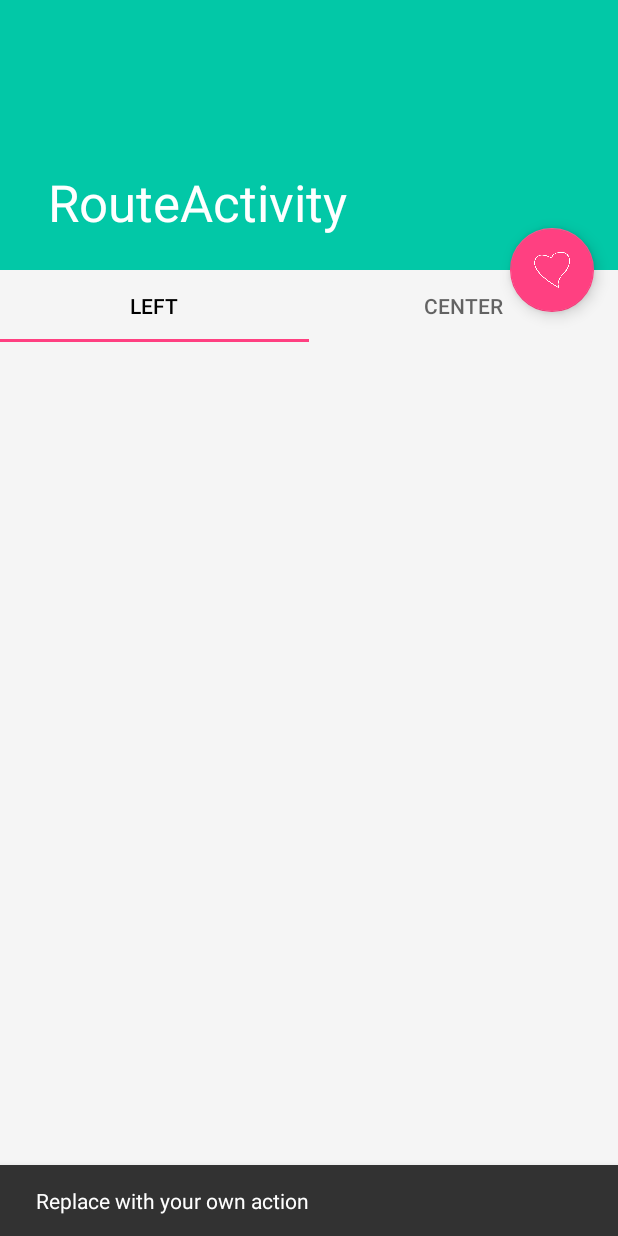
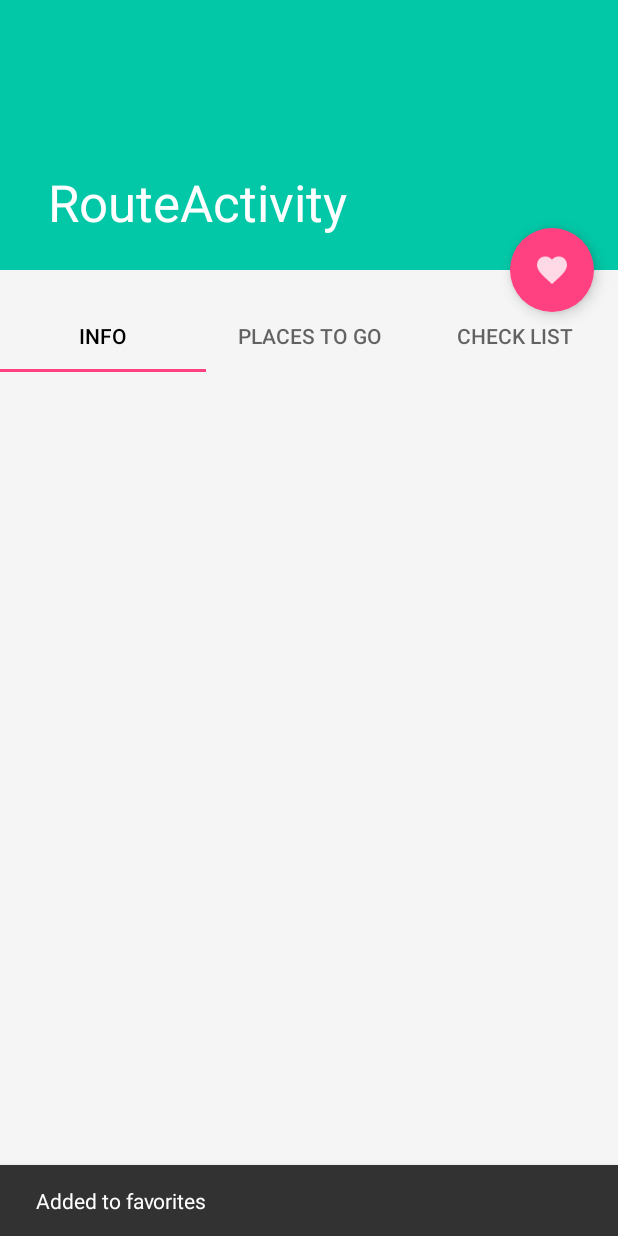
Before and after one commit to Arobce/Traversity, an Android app: the RouteActivity screen opened directly, with no data from a screen before it, after a tap on an icon or button, on a phone screen of 412 x 824 dp. Run offline under Robolectric (Android 15) with nearby library versions, the phone set to English and light mode, and no system bars; our stand-ins replace Volley; network calls fail; pictures from the network do not load.

Commit message:
Changes to route activity

```diff
--- a/app/src/main/java/com/roshan/traversity/RouteActivity.java
+++ b/app/src/main/java/com/roshan/traversity/RouteActivity.java
@@ -13,6 +13,7 @@ import android.support.design.widget.CollapsingToolbarLayout;
 import android.support.design.widget.FloatingActionButton;
 import android.support.design.widget.Snackbar;
 import android.support.design.widget.TabLayout;
+import android.support.v4.content.ContextCompat;
 import android.support.v4.view.ViewPager;
 import android.support.v7.app.AppCompatActivity;
 import android.support.v7.widget.RecyclerView;
@@ -66,12 +67,27 @@ public class RouteActivity extends AppCompatActivity {
 
         setSupportActionBar(toolbar);
 
-        FloatingActionButton fab = (FloatingActionButton) findViewById(R.id.fab);
+        final FloatingActionButton fab = (FloatingActionButton) findViewById(R.id.fab);
+        final Boolean[] addedToFavorites = {false};
         fab.setOnClickListener(new View.OnClickListener() {
             @Override
             public void onClick(View view) {
-                Snackbar.make(view, "Replace with your own action", Snackbar.LENGTH_LONG)
-                        .setAction("Action", null).show();
+
+                if(!addedToFavorites[0]) {
+                    Snackbar.make(view, "Added to favorites", Snackbar.LENGTH_LONG)
+                            .setAction("Action", null).show();
+
+                    fab.setImageDrawable(ContextCompat.getDrawable(getApplicationContext(),R.drawable.ic_fab_active));
+                    addedToFavorites[0] = true;
+                } else {
+
+                    Snackbar.make(view, "Removed from favorites", Snackbar.LENGTH_LONG)
+                            .setAction("Action", null).show();
+
+                    fab.setImageDrawable(ContextCompat.getDrawable(getApplicationContext(),R.drawable.ic_fab_inactive));
+                    addedToFavorites[0] = false;
+
+                }
             }
         });
 
--- a/app/src/main/res/layout/activity_route.xml
+++ b/app/src/main/res/layout/activity_route.xml
@@ -34,15 +34,18 @@
         </android.support.design.widget.CollapsingToolbarLayout>
     </android.support.design.widget.AppBarLayout>
 
-    <include layout="@layout/content_route" />
+    <include
+        android:id="@+id/include"
+        layout="@layout/content_route" />
 
     <android.support.design.widget.FloatingActionButton
         android:id="@+id/fab"
         android:layout_width="wrap_content"
         android:layout_height="wrap_content"
         android:layout_margin="@dimen/fab_margin"
-        app:layout_anchor="@id/app_bar"
-        app:layout_anchorGravity="bottom|end"
-        app:srcCompat="@drawable/heart" />
+        app:borderWidth="0dp"
+        app:layout_anchor="@+id/app_bar"
+        app:layout_anchorGravity="right|bottom"
+        app:srcCompat="@drawable/ic_fab_inactive" />
 
 </android.support.design.widget.CoordinatorLayout>
--- a/app/src/main/res/layout/content_route.xml
+++ b/app/src/main/res/layout/content_route.xml
@@ -20,19 +20,25 @@
             android:id="@+id/tabbar"
             android:layout_width="match_parent"
             android:layout_height="wrap_content"
-            android:layout_marginTop="0dp">
+            android:layout_marginTop="20dp">
 
             <android.support.design.widget.TabItem
-                android:id="@+id/tab1fragment"
+                android:id="@+id/tabFragmentInfo"
                 android:layout_width="wrap_content"
                 android:layout_height="wrap_content"
-                android:text="Left" />
+                android:text="@string/info" />
 
             <android.support.design.widget.TabItem
-                android:id="@+id/tab2fragment"
+                android:id="@+id/tabFragmentPlaces"
                 android:layout_width="wrap_content"
                 android:layout_height="wrap_content"
-                android:text="Center" />
+                android:text="@string/places_to_go" />
+
+            <android.support.design.widget.TabItem
+                android:id="@+id/tabFragmentCheckList"
+                android:layout_width="wrap_content"
+                android:layout_height="wrap_content"
+                android:text="@string/check_list" />
 
             <!--<android.support.design.widget.TabItem-->
             <!--android:id="@+id/tab3fragment"-->
--- a/app/src/main/res/values/colors.xml
+++ b/app/src/main/res/values/colors.xml
@@ -2,7 +2,7 @@
 <resources>
     <color name="colorPrimary">#3F51B5</color>
     <color name="colorPrimaryDark">#303F9F</color>
-    <color name="colorAccent">#FF4081</color>
+    <color name="colorAccent">#ff4081</color>
     <color name="theme_main">#02c8a7</color>
     <color name ="background">#F5F5F5</color>
     <color name="white">#ffffff</color>
--- a/app/src/main/res/values/strings.xml
+++ b/app/src/main/res/values/strings.xml
@@ -96,4 +96,9 @@
         "when a user tries to pick up one of cards.\n\n"
     </string>
     <string name="login">Login</string>
+    <string name="info">Info</string>
+    <string name="things_to_do">Things to Do</string>
+    <string name="nearby">Nearby</string>
+    <string name="places_to_go">Places to go</string>
+    <string name="check_list">Check List</string>
 </resources>
```
Also changed, not shown: app/src/main/res/layout/activity_location.xml (+0 -21 lines), app/src/main/res/drawable-hdpi/ic_fab_active.png (added), app/src/main/res/drawable-hdpi/ic_fab_inactive.png (added), app/src/main/res/drawable-mdpi/ic_fab_active.png (added), app/src/main/res/drawable-mdpi/ic_fab_inactive.png (added), app/src/main/res/drawable-xhdpi/ic_fab_active.png (added), app/src/main/res/drawable-xhdpi/ic_fab_inactive.png (added), app/src/main/res/drawable-xxhdpi/ic_fab_active.png (added), app/src/main/res/drawable-xxhdpi/ic_fab_inactive.png (added), app/src/main/res/drawable/heart.png (deleted).
